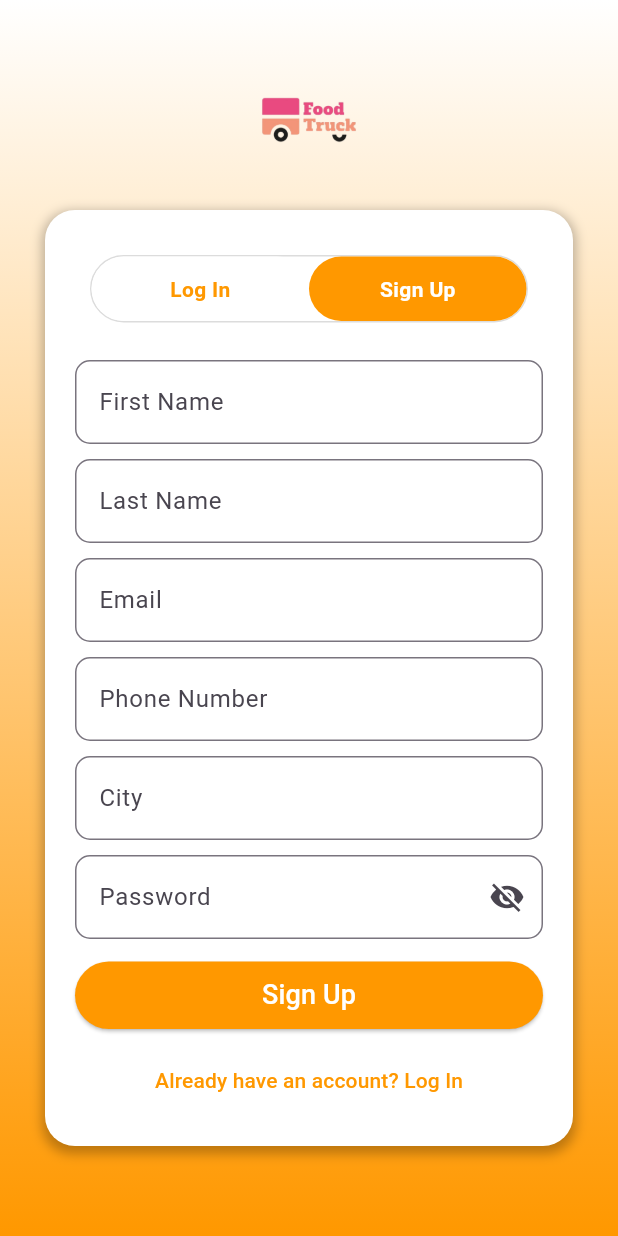
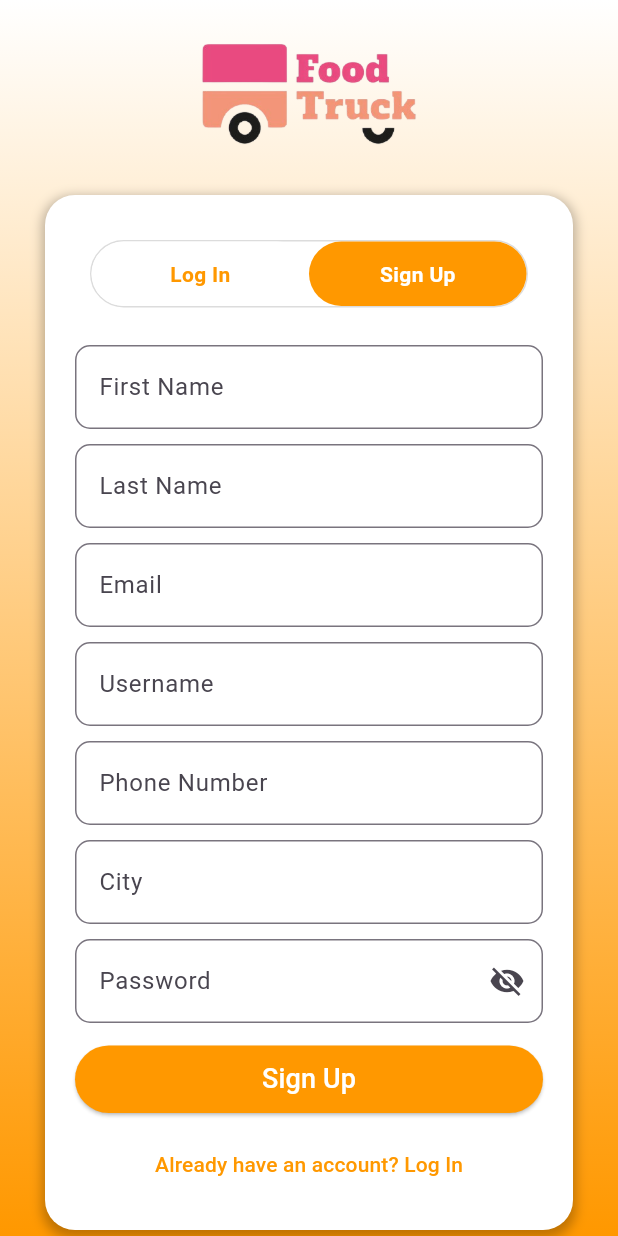
Before and after one commit to Leema02/Food_Trucks, a Flutter app: the SignUpPage screen opened directly, on a phone screen of 412 x 824 dp. Run offline on Flutter 3.47's test engine with Material 3 defaults, Android fonts, the phone set to English and light mode, and no system bars; our stand-ins replace cached_network_image, flutter_map, font_awesome_flutter, geolocator, latlong2.

Commit message:
update signup.dart

```diff
--- a/frontend/lib/screens/auth/signup/signup.dart
+++ b/frontend/lib/screens/auth/signup/signup.dart
@@ -87,7 +87,7 @@ class _SignUpPageState extends State<SignUpPage> {
                 if (isMobile)
                   Image.asset(
                     'assets/image/truckLogo.png',
-                    height: 100,
+                    height: 120,
                   ),
                 SizedBox(
                   width: formWidth,
@@ -111,6 +111,19 @@ class _SignUpPageState extends State<SignUpPage> {
                               }
                               if (!value.contains('@')) {
                                 return 'Invalid email format';
+                              }
+                              return null;
+                            },
+                          ),
+                          const SizedBox(height: 10),
+                          buildStyledTextField(
+                            hint: 'Username',
+                            validator: (value) {
+                              if (value == null || value.isEmpty) {
+                                return 'Please enter a username';
+                              }
+                              if (value.contains(' ')) {
+                                return 'Username should not contain spaces';
                               }
                               return null;
                             },
```
Also changed, not shown: frontend/assets/image/truckLogo.png, frontend/lib/core/services/auth_service.dart (added).
